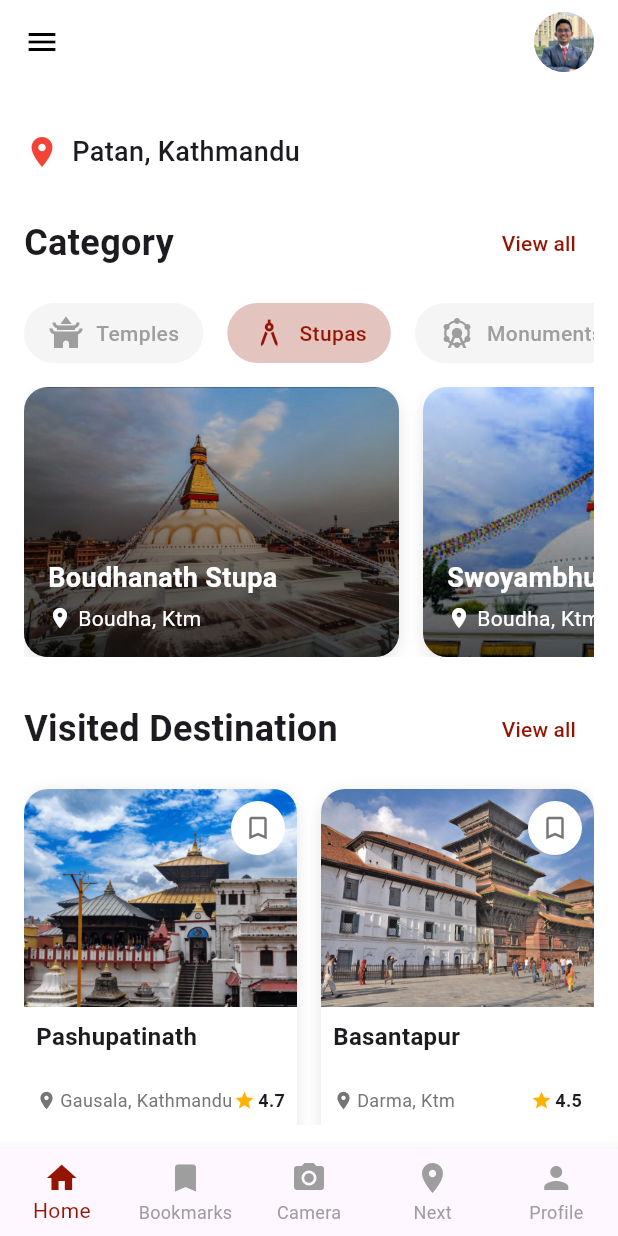
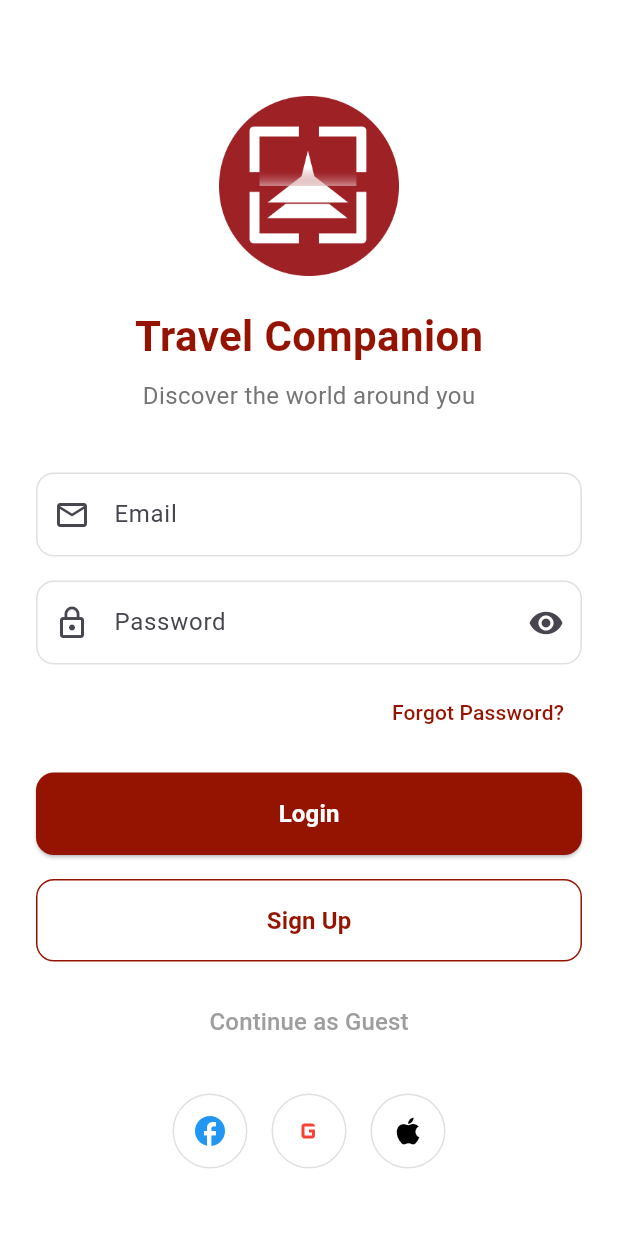
Before and after one commit to Aashish079/travel_companion_app, a Flutter app: the screen it shows after launch, on a phone screen of 412 x 824 dp. Run offline on Flutter 3.47's test engine with Material 3 defaults, Android fonts, the light colour scheme and no system bars; our stand-ins replace camera, flutter_dotenv, flutter_markdown, web_socket; missing offline and left inert: google_mlkit_object_detection.

Commit message:
screen: add login screen

```diff
--- a/lib/main.dart
+++ b/lib/main.dart
@@ -3,6 +3,7 @@ import 'package:travel_companion_app/screens/bookmarks_screen.dart';
 import 'package:travel_companion_app/screens/camera_screen.dart';
 import 'package:travel_companion_app/screens/home_screen.dart';
 // import 'package:travel_companion_app/screens/location_screen.dart';
+import 'package:travel_companion_app/screens/login_screen.dart'; // Add login screen import
 import 'package:travel_companion_app/screens/profile_screen.dart';
 import 'package:travel_companion_app/screens/recommendation_screen.dart';
 import 'package:travel_companion_app/widgets/bottom_navigation_bar.dart';
@@ -26,6 +27,7 @@ class TravelApp extends StatefulWidget {
 
 class _TravelAppState extends State<TravelApp> {
   int _selectedIndex = 0;
+  bool _isLoggedIn = false; // Track login state
 
   final List<Widget> _screens = [
     const HomeScreen(),
@@ -41,6 +43,13 @@ class _TravelAppState extends State<TravelApp> {
     });
   }
 
+  // Set logged in state
+  void _setLoggedIn() {
+    setState(() {
+      _isLoggedIn = true;
+    });
+  }
+
   @override
   Widget build(BuildContext context) {
     return MaterialApp(
@@ -50,13 +59,15 @@ class _TravelAppState extends State<TravelApp> {
         primarySwatch: Colors.brown,
         scaffoldBackgroundColor: Colors.white,
       ),
-      home: Scaffold(
-        body: _screens[_selectedIndex],
-        bottomNavigationBar: CustomBottomNavigation(
-          currentIndex: _selectedIndex,
-          onTap: _onItemTapped,
-        ),
-      ),
+      home: _isLoggedIn
+        ? Scaffold(
+            body: _screens[_selectedIndex],
+            bottomNavigationBar: CustomBottomNavigation(
+              currentIndex: _selectedIndex,
+              onTap: _onItemTapped,
+            ),
+          )
+        : LoginScreen(onGuestLogin: _setLoggedIn),
     );
   }
 }
--- /dev/null
+++ b/lib/screens/login_screen.dart
@@ -0,0 +1,260 @@
+import 'package:flutter/material.dart';
+
+class LoginScreen extends StatefulWidget {
+  final VoidCallback onGuestLogin;
+
+  const LoginScreen({super.key, required this.onGuestLogin});
+
+  @override
+  State<LoginScreen> createState() => _LoginScreenState();
+}
+
+class _LoginScreenState extends State<LoginScreen> {
+  final _emailController = TextEditingController();
+  final _passwordController = TextEditingController();
+  bool _isPasswordVisible = false;
+
+  @override
+  void dispose() {
+    _emailController.dispose();
+    _passwordController.dispose();
+    super.dispose();
+  }
+
+  void _loginAsGuest() {
+    // Simply call the callback to set logged in state in parent
+    widget.onGuestLogin();
+  }
+
+  @override
+  Widget build(BuildContext context) {
+    return Scaffold(
+      backgroundColor: Colors.white,
+      body: SafeArea(
+        child: SingleChildScrollView(
+          child: Padding(
+            padding: const EdgeInsets.all(24.0),
+            child: Column(
+              crossAxisAlignment: CrossAxisAlignment.stretch,
+              children: [
+                const SizedBox(height: 40),
+                // App logo
+                Center(
+                  child: Image.asset(
+                    'assets/images/logo.png',
+                    height: 120,
+                    // If you don't have an app logo, use this placeholder
+                    errorBuilder: (context, error, stackTrace) => Container(
+                      height: 120,
+                      width: 120,
+                      decoration: BoxDecoration(
+                        color: const Color.fromARGB(255, 148, 20, 1),
+                        borderRadius: BorderRadius.circular(20),
+                      ),
+                      child: const Icon(
+                        Icons.travel_explore,
+                        size: 60,
+                        color: Colors.white,
+                      ),
+                    ),
+                  ),
+                ),
+                const SizedBox(height: 20),
+                // App name
+                const Center(
+                  child: Text(
+                    'Travel Companion',
+                    style: TextStyle(
+                      fontSize: 28,
+                      fontWeight: FontWeight.bold,
+                      color: Color.fromARGB(255, 148, 20, 1),
+                    ),
+                  ),
+                ),
+                const SizedBox(height: 8),
+                Center(
+                  child: Text(
+                    'Discover the world around you',
+                    style: TextStyle(
+                      fontSize: 16,
+                      color: Colors.grey[600],
+                    ),
+                  ),
+                ),
+                const SizedBox(height: 40),
+                // Email field
+                TextField(
+                  controller: _emailController,
+                  decoration: InputDecoration(
+                    labelText: 'Email',
+                    prefixIcon: const Icon(Icons.email_outlined),
+                    border: OutlineInputBorder(
+                      borderRadius: BorderRadius.circular(12),
+                    ),
+                    enabledBorder: OutlineInputBorder(
+                      borderRadius: BorderRadius.circular(12),
+                      borderSide: BorderSide(color: Colors.grey.shade300),
+                    ),
+                    focusedBorder: OutlineInputBorder(
+                      borderRadius: BorderRadius.circular(12),
+                      borderSide: const BorderSide(
+                        color: Color.fromARGB(255, 148, 20, 1),
+                        width: 2,
+                      ),
+                    ),
+                  ),
+                  keyboardType: TextInputType.emailAddress,
+                ),
+                const SizedBox(height: 16),
+                // Password field
+                TextField(
+                  controller: _passwordController,
+                  obscureText: !_isPasswordVisible,
+                  decoration: InputDecoration(
+                    labelText: 'Password',
+                    prefixIcon: const Icon(Icons.lock_outline),
+                    suffixIcon: IconButton(
+                      icon: Icon(
+                        _isPasswordVisible
+                            ? Icons.visibility_off
+                            : Icons.visibility,
+                      ),
+                      onPressed: () {
+                        setState(() {
+                          _isPasswordVisible = !_isPasswordVisible;
+                        });
+                      },
+                    ),
+                    border: OutlineInputBorder(
+                      borderRadius: BorderRadius.circular(12),
+                    ),
+                    enabledBorder: OutlineInputBorder(
+                      borderRadius: BorderRadius.circular(12),
+                      borderSide: BorderSide(color: Colors.grey.shade300),
+                    ),
+                    focusedBorder: OutlineInputBorder(
+                      borderRadius: BorderRadius.circular(12),
+                      borderSide: const BorderSide(
+                        color: Color.fromARGB(255, 148, 20, 1),
+                        width: 2,
+                      ),
+                    ),
+                  ),
+                ),
+                const SizedBox(height: 8),
+                // Forgot password
+                Align(
+                  alignment: Alignment.centerRight,
+                  child: TextButton(
+                    onPressed: () {
+                      // Forgot password functionality
+                    },
+                    child: const Text(
+                      'Forgot Password?',
+                      style: TextStyle(
+                        color: Color.fromARGB(255, 148, 20, 1),
+                      ),
+                    ),
+                  ),
+                ),
+                const SizedBox(height: 16),
+                // Login button
+                ElevatedButton(
+                  onPressed: () {
+                    // For demo, we'll use the same guest login
+                    widget.onGuestLogin();
+                  },
+                  style: ElevatedButton.styleFrom(
+                    backgroundColor: const Color.fromARGB(255, 148, 20, 1),
+                    foregroundColor: Colors.white,
+                    padding: const EdgeInsets.symmetric(vertical: 16),
+                    shape: RoundedRectangleBorder(
+                      borderRadius: BorderRadius.circular(12),
+                    ),
+                  ),
+                  child: const Text(
+                    'Login',
+                    style: TextStyle(
+                      fontSize: 16,
+                      fontWeight: FontWeight.bold,
+                    ),
+                  ),
+                ),
+                const SizedBox(height: 16),
+                // Sign Up button
+                OutlinedButton(
+                  onPressed: () {
+                    // For demo, we'll use the same guest login
+                    widget.onGuestLogin();
+                  },
+                  style: OutlinedButton.styleFrom(
+                    foregroundColor: const Color.fromARGB(255, 148, 20, 1),
+                    side: const BorderSide(
+                      color: Color.fromARGB(255, 148, 20, 1),
+                    ),
+                    padding: const EdgeInsets.symmetric(vertical: 16),
+                    shape: RoundedRectangleBorder(
+                      borderRadius: BorderRadius.circular(12),
+                    ),
+                  ),
+                  child: const Text(
+                    'Sign Up',
+                    style: TextStyle(
+                      fontSize: 16,
+                      fontWeight: FontWeight.bold,
+                    ),
+                  ),
+                ),
+                const SizedBox(height: 16),
+                // Guest option
+                TextButton(
+                  onPressed: _loginAsGuest,
+                  child: const Text(
+                    'Continue as Guest',
+                    style: TextStyle(
+                      fontSize: 16,
+                      color: Colors.grey,
+                    ),
+                  ),
+                ),
+                const SizedBox(height: 24),
+                // Social login options
+                Row(
+                  mainAxisAlignment: MainAxisAlignment.center,
+                  children: [
+                    _buildSocialLoginButton(Icons.facebook, Colors.blue),
+                    const SizedBox(width: 16),
+                    _buildSocialLoginButton(Icons.g_mobiledata, Colors.red),
+                    const SizedBox(width: 16),
+                    _buildSocialLoginButton(Icons.apple, Colors.black),
+                  ],
+                ),
+              ],
+            ),
+          ),
+        ),
+      ),
+    );
+  }
+
+  Widget _buildSocialLoginButton(IconData icon, Color color) {
+    return InkWell(
+      onTap: () {
+        // For demo, we'll use the same guest login
+        widget.onGuestLogin();
+      },
+      child: Container(
+        padding: const EdgeInsets.all(12),
+        decoration: BoxDecoration(
+          shape: BoxShape.circle,
+          border: Border.all(color: Colors.grey.shade300),
+        ),
+        child: Icon(
+          icon,
+          color: color,
+          size: 24,
+        ),
+      ),
+    );
+  }
+}
```
Also changed, not shown: assets/images/logo.png (added).
